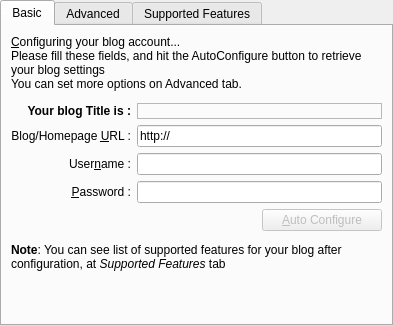
This is src/addeditblogbase.ui in mtux/bilbo as Qt 5 draws it before an edit. The edited form follows.
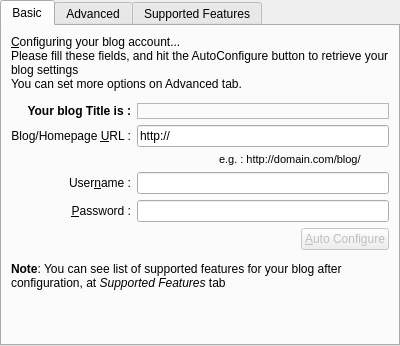
This is the edited form. Custom widgets are drawn as their Qt base class.

Commit message: Fix bug on StyleGetter cause crash! Add a sample url to AddBlog dialog

```diff
--- a/src/addeditblogbase.ui
+++ b/src/addeditblogbase.ui
@@ -5,8 +5,8 @@
    <rect>
     <x>0</x>
     <y>0</y>
-    <width>393</width>
-    <height>326</height>
+    <width>400</width>
+    <height>346</height>
    </rect>
   </property>
   <property name="currentIndex" >
@@ -17,7 +17,7 @@
     <string>Basic</string>
    </attribute>
    <layout class="QGridLayout" name="gridLayout_2" >
-    <item row="0" column="0" colspan="3" >
+    <item row="0" column="0" colspan="4" >
      <widget class="QLabel" name="label_4" >
       <property name="sizePolicy" >
        <sizepolicy vsizetype="MinimumExpanding" hsizetype="Preferred" >
@@ -67,7 +67,7 @@
       </property>
      </widget>
     </item>
-    <item row="2" column="1" colspan="2" >
+    <item row="2" column="1" colspan="3" >
      <widget class="QLabel" name="lblTitle" >
       <property name="font" >
        <font>
@@ -102,7 +102,7 @@
       </property>
      </widget>
     </item>
-    <item row="3" column="1" colspan="2" >
+    <item row="3" column="1" colspan="3" >
      <widget class="KLineEdit" name="txtUrl" >
       <property name="text" >
        <string>http://</string>
@@ -115,7 +115,7 @@
       </property>
      </widget>
     </item>
-    <item row="4" column="0" >
+    <item row="5" column="0" >
      <widget class="QLabel" name="label_2" >
       <property name="text" >
        <string>User&amp;name :</string>
@@ -128,10 +128,10 @@
       </property>
      </widget>
     </item>
-    <item row="4" column="1" colspan="2" >
+    <item row="5" column="1" colspan="3" >
      <widget class="KLineEdit" name="txtUser" />
     </item>
-    <item row="5" column="0" >
+    <item row="6" column="0" >
      <widget class="QLabel" name="label_3" >
       <property name="text" >
        <string>&amp;Password :</string>
@@ -144,7 +144,7 @@
       </property>
      </widget>
     </item>
-    <item row="5" column="1" colspan="2" >
+    <item row="6" column="1" colspan="3" >
      <widget class="KLineEdit" name="txtPass" >
       <property name="echoMode" >
        <enum>QLineEdit::Password</enum>
@@ -160,7 +160,7 @@
       </property>
      </widget>
     </item>
-    <item row="6" column="0" colspan="2" >
+    <item row="7" column="0" colspan="3" >
      <spacer name="horizontalSpacer_2" >
       <property name="orientation" >
        <enum>Qt::Horizontal</enum>
@@ -173,7 +173,7 @@
       </property>
      </spacer>
     </item>
-    <item row="6" column="2" >
+    <item row="7" column="3" >
      <widget class="KPushButton" name="btnAutoConf" >
       <property name="enabled" >
        <bool>false</bool>
@@ -183,7 +183,7 @@
       </property>
      </widget>
     </item>
-    <item row="10" column="0" colspan="3" >
+    <item row="11" column="0" colspan="4" >
      <spacer name="verticalSpacer_2" >
       <property name="orientation" >
        <enum>Qt::Vertical</enum>
@@ -202,7 +202,7 @@
     <item row="8" column="0" colspan="3" >
      <widget class="KSeparator" name="kseparator_3" />
     </item>
-    <item row="9" column="0" colspan="3" >
+    <item row="10" column="0" colspan="4" >
      <widget class="QLabel" name="label_19" >
       <property name="text" >
        <string>&lt;!DOCTYPE HTML PUBLIC "-//W3C//DTD HTML 4.0//EN" "http://www.w3.org/TR/REC-html40/strict.dtd">
@@ -216,6 +216,20 @@
       </property>
      </widget>
     </item>
+    <item row="4" column="2" colspan="2" >
+     <widget class="QLabel" name="label_17" >
+      <property name="font" >
+       <font>
+        <pointsize>8</pointsize>
+        <weight>50</weight>
+        <bold>false</bold>
+       </font>
+      </property>
+      <property name="text" >
+       <string>e.g. : http://domain.com/blog/</string>
+      </property>
+     </widget>
+    </item>
    </layout>
   </widget>
   <widget class="QWidget" name="tabAdvanced" >
```
Left out of the diff: 4 changed lines with no effect on the pictures. The commit also changes 5 other files.
